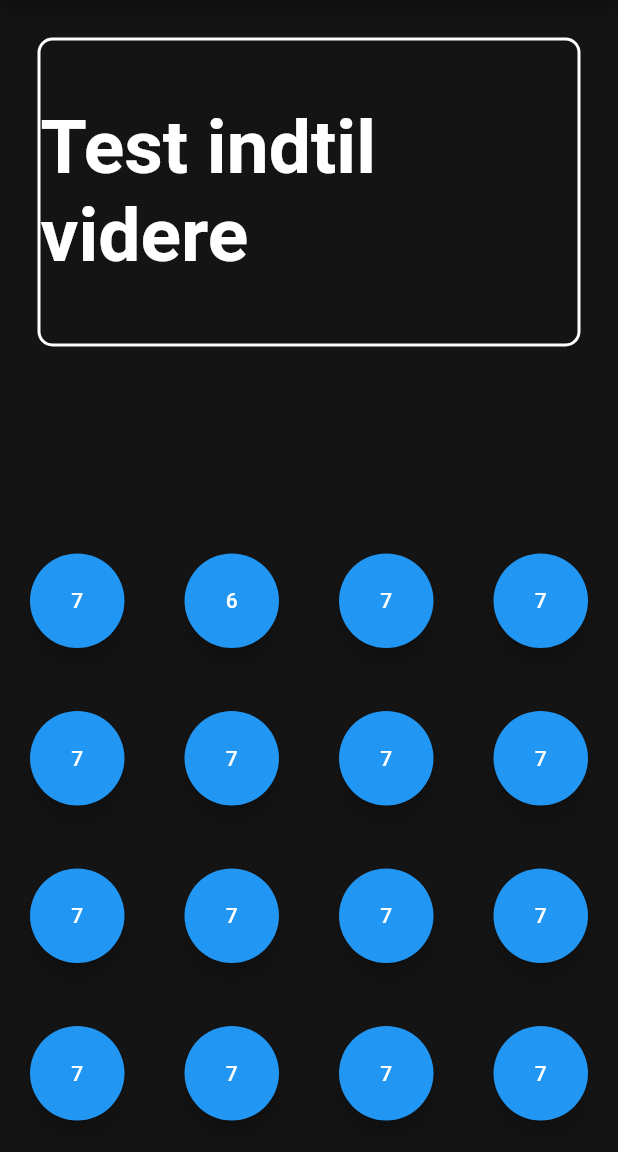
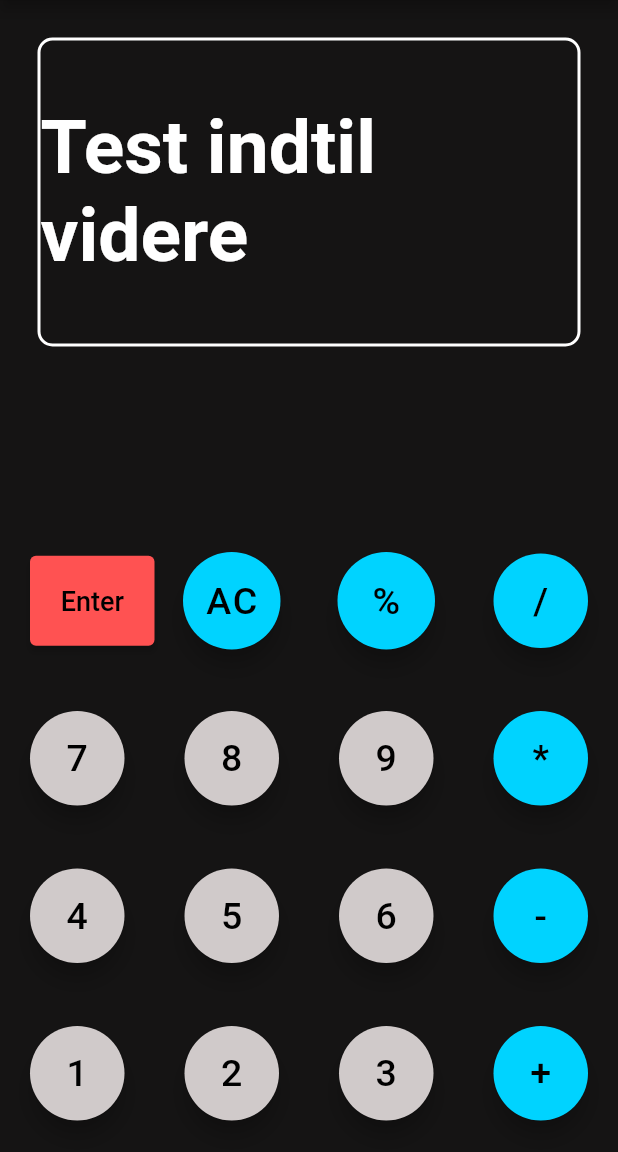
Before and after one commit to MathiasKrarup/RPN_Calculator, a Flutter app: the screen it shows after launch, on a phone screen of 412 x 824 dp, the part 84-1236 px from its top. Run offline on Flutter 3.47's test engine with Material 2 defaults, Android fonts, the phone set to English and light mode, and no system bars.

Commit message:
Done with the keypad UI

```diff
--- a/lib/display.dart
+++ b/lib/display.dart
@@ -9,12 +9,12 @@ class Display extends StatefulWidget {
 }
 
 class _DisplayState extends State<Display> {
-  Color myColor = Color(0xFF151414);
+  Color backgroundColor = Color(0xFF151414);
 
   @override
   Widget build(BuildContext context) {
     return Container(
-      color: myColor, // Background color of the parent container
+      color: backgroundColor, // Background color of the parent container
       child: Container(
         margin: EdgeInsets.all(25),
         decoration: BoxDecoration(
--- a/lib/keypad.dart
+++ b/lib/keypad.dart
@@ -7,15 +7,16 @@ class Keypad extends StatefulWidget {
   State<Keypad> createState() => _KeypadState();
 }
 class _KeypadState extends State<Keypad> {
-
-  Color myColor = Color(0xFF151414);
+  Color containerColor = Color(0xFF151414);
+  Color numberButtonColor = Color(0xFFD0CACA);
+  Color operaterButtonColor = Color(0xFF00D3FF);
   double widthAndHeight = 65;
   double containerMargin = 20;
 
   @override
   Widget build(BuildContext context) {
     return Container(
-      color: myColor,
+      color: containerColor,
       child: Column(
         mainAxisAlignment: MainAxisAlignment.end,
         children: [
@@ -23,13 +24,50 @@ class _KeypadState extends State<Keypad> {
             children: [
               Expanded(
                 child: Container(
-                  margin: EdgeInsets.all(containerMargin),
+                  padding: EdgeInsets.only(left: 20),
                   child: SizedBox(
-                  width: widthAndHeight,
-                  height: widthAndHeight,
+                  width: 50,
+                  height: 60,
+                    child: ElevatedButton(
+                      onPressed: () {},
+                      style: ElevatedButton.styleFrom(
+                          backgroundColor: Colors.redAccent),
+                      child: Text('Enter',
+                        style: TextStyle(fontSize: 18.0,
+                            color: Colors.black),
+                      ),
+                    ),
+                  ),
+                ),
+              ),
+              Expanded(
+                child: Container(
+                  child: SizedBox(
+                    width: widthAndHeight,
+                    height: widthAndHeight,
                     child: FloatingActionButton(
                       onPressed: () {},
-                      child: Text('7'),
+                      child: Text('AC',
+                        style: TextStyle(fontSize: 25.0,
+                            color: Colors.black),
+                      ),
+                      backgroundColor: operaterButtonColor,
+                    ),
+                  ),
+                ),
+              ),
+              Expanded(
+                child: Container(
+                  child: SizedBox(
+                    width: widthAndHeight,
+                    height: widthAndHeight,
+                    child: FloatingActionButton(
+                      onPressed: () {},
+                      child: Text('%',
+                        style: TextStyle(fontSize: 25.0,
+                            color: Colors.black),
+                      ),
+                      backgroundColor: operaterButtonColor,
                     ),
                   ),
                 ),
@@ -42,33 +80,11 @@ class _KeypadState extends State<Keypad> {
                     height: widthAndHeight,
                     child: FloatingActionButton(
                       onPressed: () {},
-                      child: Text('6'),
-                    ),
-                  ),
-                ),
-              ),
-              Expanded(
-                child: Container(
-                  margin: EdgeInsets.all(containerMargin),
-                  child: SizedBox(
-                    width: widthAndHeight,
-                    height: widthAndHeight,
-                    child: FloatingActionButton(
-                      onPressed: () {},
-                      child: Text('7'),
-                    ),
-                  ),
-                ),
-              ),
-              Expanded(
-                child: Container(
-                  margin: EdgeInsets.all(containerMargin),
-                  child: SizedBox(
-                    width: widthAndHeight,
-                    height: widthAndHeight,
-                    child: FloatingActionButton(
-                      onPressed: () {},
-                      child: Text('7'),
+                      child: Text('/',
+                        style: TextStyle(fontSize: 25.0,
+                            color: Colors.black),
+                      ),
+                      backgroundColor: operaterButtonColor,
                     ),
                   ),
                 ),
@@ -85,7 +101,11 @@ class _KeypadState extends State<Keypad> {
                     height: widthAndHeight,
                       child: FloatingActionButton(
                         onPressed: () {},
-                        child: Text('7'),
+                        child: Text('7',
+                          style: TextStyle(fontSize: 25.0,
+                              color: Colors.black),
+                        ),
+                        backgroundColor: numberButtonColor,
                       ),
                   ),
                 ),
@@ -98,7 +118,11 @@ class _KeypadState extends State<Keypad> {
                     height: widthAndHeight,
                     child: FloatingActionButton(
                       onPressed: () {},
-                      child: Text('7'),
+                      child: Text('8',
+                        style: TextStyle(fontSize: 25.0,
+                            color: Colors.black),
+                      ),
+                      backgroundColor: numberButtonColor,
                     ),
                   ),
                 ),
@@ -111,7 +135,11 @@ class _KeypadState extends State<Keypad> {
                     height: widthAndHeight,
                     child: FloatingActionButton(
                       onPressed: () {},
-                      child: Text('7'),
+                      child: Text('9',
+                        style: TextStyle(fontSize: 25.0,
+                            color: Colors.black),
+                      ),
+                      backgroundColor: numberButtonColor,
                     ),
                   ),
                 ),
@@ -124,7 +152,11 @@ class _KeypadState extends State<Keypad> {
                     height: widthAndHeight,
                     child: FloatingActionButton(
                       onPressed: () {},
-                      child: Text('7'),
+                      child: Text('*',
+                        style: TextStyle(fontSize: 25.0,
+                            color: Colors.black),
+                      ),
+                      backgroundColor: operaterButtonColor,
                     ),
                   ),
                 ),
@@ -141,7 +173,11 @@ class _KeypadState extends State<Keypad> {
                     height: widthAndHeight,
                       child: FloatingActionButton(
                         onPressed: () {},
-                        child: Text('7'),
+                        child: Text('4',
+                          style: TextStyle(fontSize: 25.0,
+                              color: Colors.black),
+                        ),
+                        backgroundColor: numberButtonColor,
                       ),
                   ),
                 ),
@@ -154,7 +190,11 @@ class _KeypadState extends State<Keypad> {
                     height: widthAndHeight,
                     child: FloatingActionButton(
                       onPressed: () {},
-                      child: Text('7'),
+                        child: Text('5',
+                          style: TextStyle(fontSize: 25.0,
+                              color: Colors.black),
+                        ),
+                        backgroundColor: numberButtonColor,
                     ),
                   ),
                 ),
@@ -167,7 +207,11 @@ class _KeypadState extends State<Keypad> {
                     height: widthAndHeight,
                     child: FloatingActionButton(
                       onPressed: () {},
-                      child: Text('7'),
+                        child: Text('6',
+                          style: TextStyle(fontSize: 25.0,
+                              color: Colors.black),
+                        ),
+                        backgroundColor: numberButtonColor,
                     ),
                   ),
                 ),
@@ -180,7 +224,11 @@ class _KeypadState extends State<Keypad> {
                     height: widthAndHeight,
                     child: FloatingActionButton(
                       onPressed: () {},
-                      child: Text('7'),
+                      child: Text('-',
+                        style: TextStyle(fontSize: 25.0,
+                            color: Colors.black),
+                      ),
+                      backgroundColor: operaterButtonColor,
                     ),
                   ),
                 ),
@@ -197,7 +245,11 @@ class _KeypadState extends State<Keypad> {
                     height: widthAndHeight,
                       child: FloatingActionButton(
                         onPressed: () {},
-                        child: Text('7'),
+                        child: Text('1',
+                          style: TextStyle(fontSize: 25.0,
+                              color: Colors.black),
+                        ),
+                        backgroundColor: numberButtonColor,
                       ),
                   ),
                 ),
@@ -210,7 +262,11 @@ class _KeypadState extends State<Keypad> {
                     height: widthAndHeight,
                     child: FloatingActionButton(
                       onPressed: () {},
-                      child: Text('7'),
+                      child: Text('2',
+                        style: TextStyle(fontSize: 25.0,
+                            color: Colors.black),
+                      ),
+                      backgroundColor: numberButtonColor,
                     ),
                   ),
                 ),
@@ -223,7 +279,11 @@ class _KeypadState extends State<Keypad> {
                     height: widthAndHeight,
                     child: FloatingActionButton(
                       onPressed: () {},
-                      child: Text('7'),
+                      child: Text('3',
+                        style: TextStyle(fontSize: 25.0,
+                            color: Colors.black),
+                      ),
+                      backgroundColor: numberButtonColor,
                     ),
                   ),
                 ),
@@ -236,7 +296,11 @@ class _KeypadState extends State<Keypad> {
                     height: widthAndHeight,
                     child: FloatingActionButton(
                       onPressed: () {},
-                      child: Text('7'),
+                      child: Text('+',
+                        style: TextStyle(fontSize: 25.0,
+                            color: Colors.black),
+                      ),
+                      backgroundColor: operaterButtonColor,
                     ),
                   ),
                 ),
```
